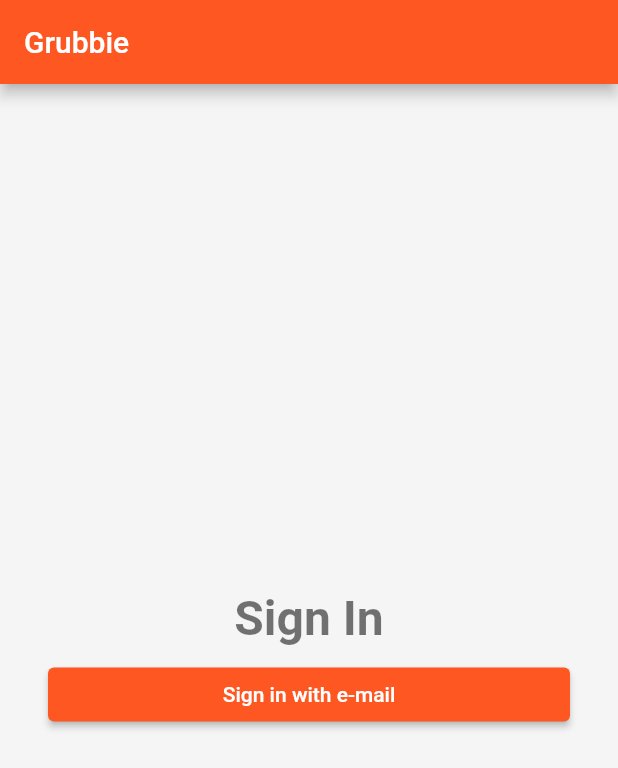
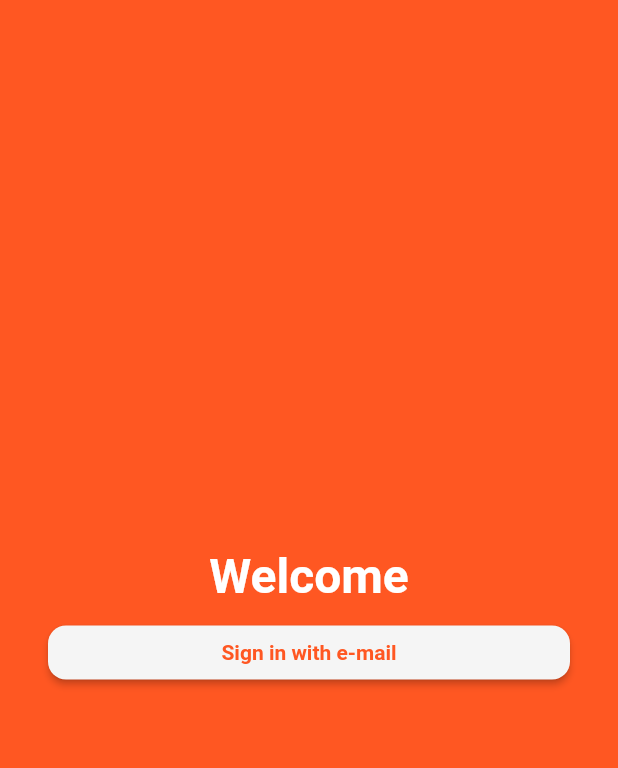
Before and after one commit to mattcirkovic/grubbie, a Flutter app: the screen it shows after launch, on a phone screen of 412 x 824 dp. Shown: the top 768 px of the screen. Run offline on Flutter 3.47's test engine with Material 2 defaults, Android fonts, the phone set to English and light mode, and no system bars.

Commit message:
removed scaffold appbar

```diff
--- a/lib/app/homepage.dart
+++ b/lib/app/homepage.dart
@@ -6,11 +6,8 @@
   @override
   Widget build(BuildContext context) {
     return Scaffold(
-      appBar: AppBar(
-        title: const Text('Grubbie'),
-      ),
+      backgroundColor: Colors.deepOrange,
       body: _buildContent(),
-      backgroundColor: Colors.grey[100],
     );
   }
 
@@ -22,18 +19,29 @@
         crossAxisAlignment: CrossAxisAlignment.stretch,
         children: [
           const Text(
-            'Sign In',
+            'Welcome',
             textAlign: TextAlign.center,
             style: TextStyle(
               fontSize: 32.0,
               fontWeight: FontWeight.w600,
-              color: Colors.black54,
+              color: Colors.white,
               ),
             ),
           const SizedBox(height: 8.0),
           ElevatedButton(
             onPressed: () {print('Button pressed');},
-            child: const Text('Sign in with e-mail'),
+            style: ElevatedButton.styleFrom(
+              backgroundColor: Colors.grey[100],
+              shape: const RoundedRectangleBorder(
+                borderRadius: BorderRadius.all(Radius.circular(12.0)),
+              )
+            ),
+            child: const Text(
+              'Sign in with e-mail',
+            style: TextStyle(
+              fontWeight: FontWeight.w600,
+              color: Colors.deepOrange,
+              ),)
             ),
         ],
       ),
```
Also changed, not shown: lib/app/custom_widgets/sign_in_button.dart (added).
